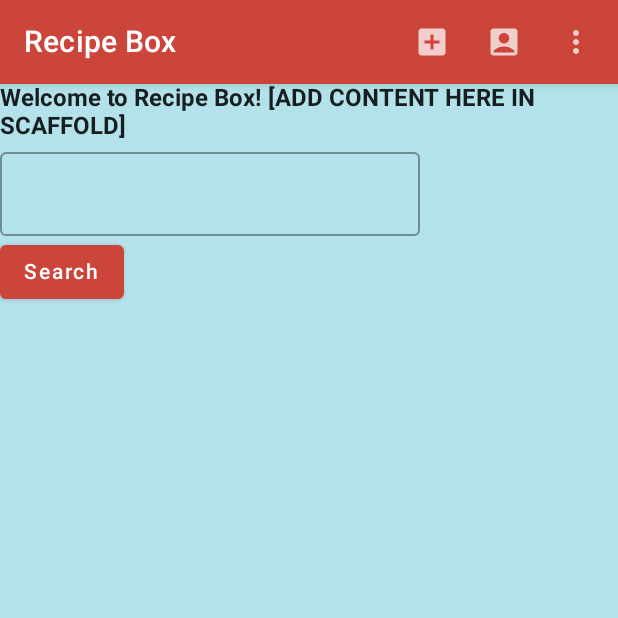
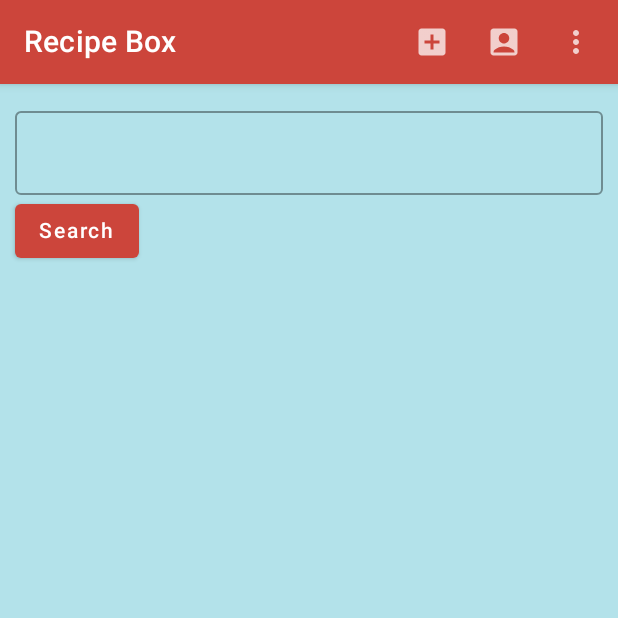
Before and after one commit to bolandmj/RecipeBox, an Android app built with Jetpack Compose: the screen it shows after launch (MainActivity), on a phone screen of 412 x 824 dp, the top half of it. Run offline under Robolectric (Android 15) with nearby library versions, the phone set to English and light mode, and no system bars.

Commit message:
Added modifier to search bar

```diff
--- a/app2/src/main/java/com/example/recipebox/MainActivity.kt
+++ b/app2/src/main/java/com/example/recipebox/MainActivity.kt
@@ -6,8 +6,10 @@ import android.view.Menu
 import android.widget.Toast
 import androidx.activity.ComponentActivity
 import androidx.activity.compose.setContent
+import androidx.compose.foundation.background
 import androidx.compose.foundation.layout.Column
 import androidx.compose.foundation.layout.fillMaxSize
+import androidx.compose.foundation.layout.fillMaxWidth
 import androidx.compose.foundation.layout.padding
 import androidx.compose.material.*
 import androidx.compose.material.icons.Icons
@@ -20,8 +22,10 @@ import androidx.compose.ui.platform.LocalContext
 import androidx.compose.ui.res.painterResource
 import androidx.compose.ui.res.stringResource
 import androidx.compose.ui.tooling.preview.Preview
+import androidx.compose.ui.unit.dp
 import com.example.recipebox.Scaffold
 import com.example.recipebox.ui.theme.RecipeBoxTheme
+import com.example.recipebox.ui.theme.White
 
 class MainActivity : ComponentActivity() {
     override fun onCreate(savedInstanceState: Bundle?) {
@@ -93,12 +97,12 @@ fun Scaffold() {
 
         content = { padding ->
             Column(modifier = Modifier
-                .padding(padding)) {
-            Text("Welcome to Recipe Box! [ADD CONTENT HERE IN SCAFFOLD]")
+                .padding(10.dp)) {
                 OutlinedTextField(
                     value = recipeName,
                     onValueChange = { recipeName = it },
-                label = { Text(stringResource(R.string.recipeName)) }
+                    label = { Text(stringResource(R.string.recipeName)) },
+                    modifier = Modifier.fillMaxWidth()
                 )
                 Button(
                     onClick = {
--- a/app2/src/main/java/com/example/recipebox/ui/theme/Color.kt
+++ b/app2/src/main/java/com/example/recipebox/ui/theme/Color.kt
@@ -6,3 +6,4 @@ val Red200 = Color(0xFFFF544E)
 val Red500 = Color(0xFFcc453b)
 val Red700 = Color(0xFF822c26)
 val Blue200 = Color(0xFFb3e2ea)
+val White = Color(0xFFFFFFFF)
```
Lines whose indentation alone changed are shown as unchanged.
